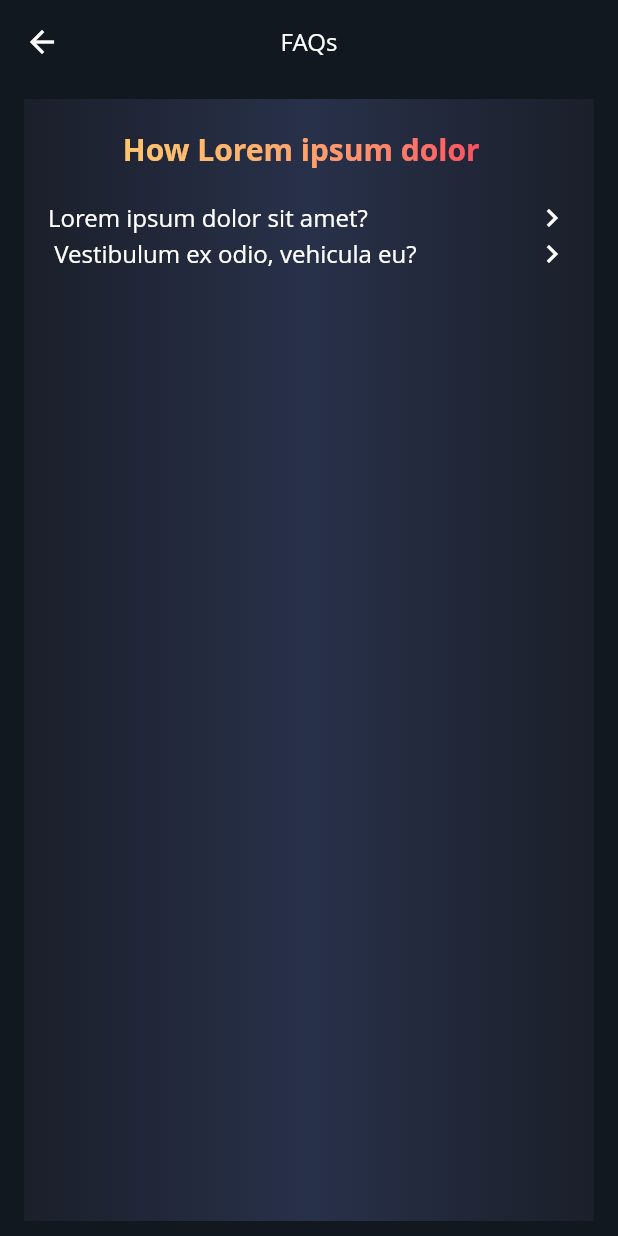
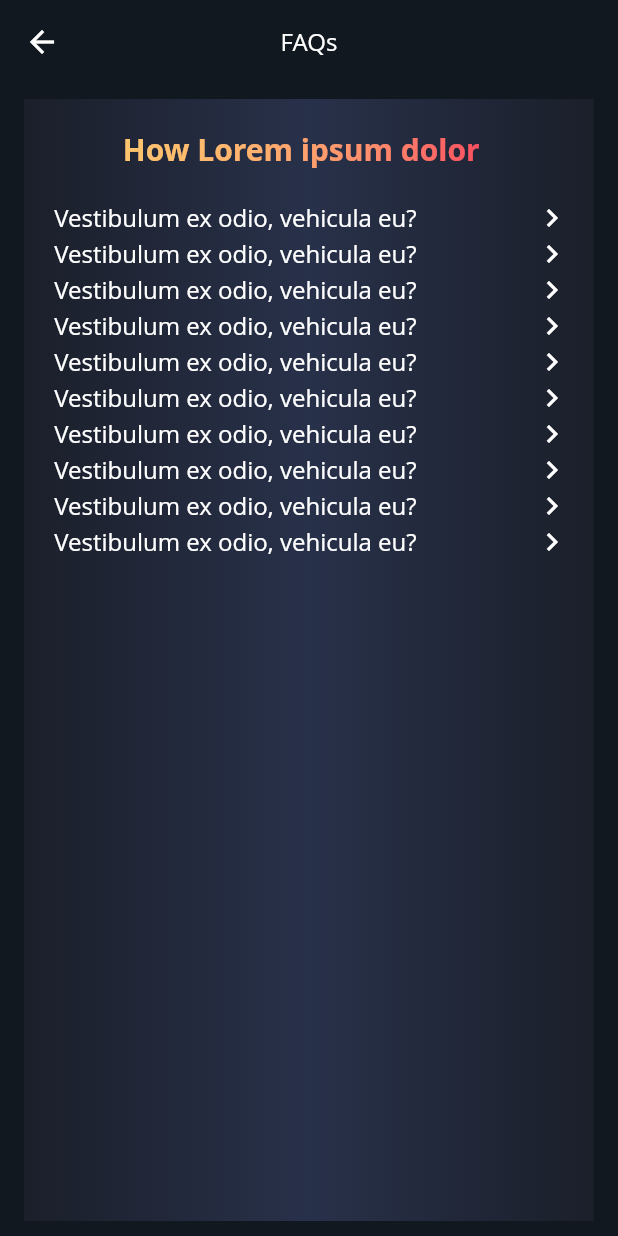
Before and after one commit to Trivergence/leagx, a Flutter app: the FaqsScreen screen opened by its route, on a phone screen of 412 x 824 dp. Run offline on Flutter 3.47's test engine with Material 2 defaults, Android fonts, the phone set to English and light mode, and no system bars; our stand-ins replace cached_network_image, carousel_slider, charts_flutter, flutter_native_splash, fluttertoast, font_awesome_flutter and 2 more; accounts and stored records are empty; generated files the repository leaves out were written again.

```diff
--- a/lib/ui/screens/faq/faqs_screen.dart
+++ b/lib/ui/screens/faq/faqs_screen.dart
@@ -35,8 +35,8 @@ class FaqsScreen extends StatelessWidget {
           ),
         ),
         child: Column(
-          children: const [
-            GradientWidget(
+          children: [
+            const GradientWidget(
               child: TextWidget(
                 text: 'How Lorem ipsum dolor  ',
                 fontWeight: FontWeight.w600,
@@ -44,10 +44,27 @@ class FaqsScreen extends StatelessWidget {
               ),
             ),
             UIHelper.verticalSpaceMedium,
-            FaqTile(title: 'Lorem ipsum dolor sit amet?',),
-            FaqTile(title: ' Vestibulum ex odio, vehicula eu?',subtitle: 'Lorem ipsum dolor sit amet, consectetur adipiscing elit. Phasellus erat turpis, congue eu interdum non, rhoncus quis massa. ',),
-
-
+            Expanded(
+              child: ListView.builder(
+                itemCount: 10,
+                shrinkWrap: true,
+                itemBuilder: (context, index) {
+                  return const FaqTile(
+                    title: ' Vestibulum ex odio, vehicula eu?',
+                    subtitle:
+                        'Lorem ipsum dolor sit amet, consectetur adipiscing elit. Phasellus erat turpis, congue eu interdum non, rhoncus quis massa. ',
+                  );
+                },
+              ),
+            ),
+            // FaqTile(
+            //   title: 'Lorem ipsum dolor sit amet?',
+            // ),
+            // FaqTile(
+            //   title: ' Vestibulum ex odio, vehicula eu?',
+            //   subtitle:
+            //       'Lorem ipsum dolor sit amet, consectetur adipiscing elit. Phasellus erat turpis, congue eu interdum non, rhoncus quis massa. ',
+            // ),
           ],
         ),
       ),
```
